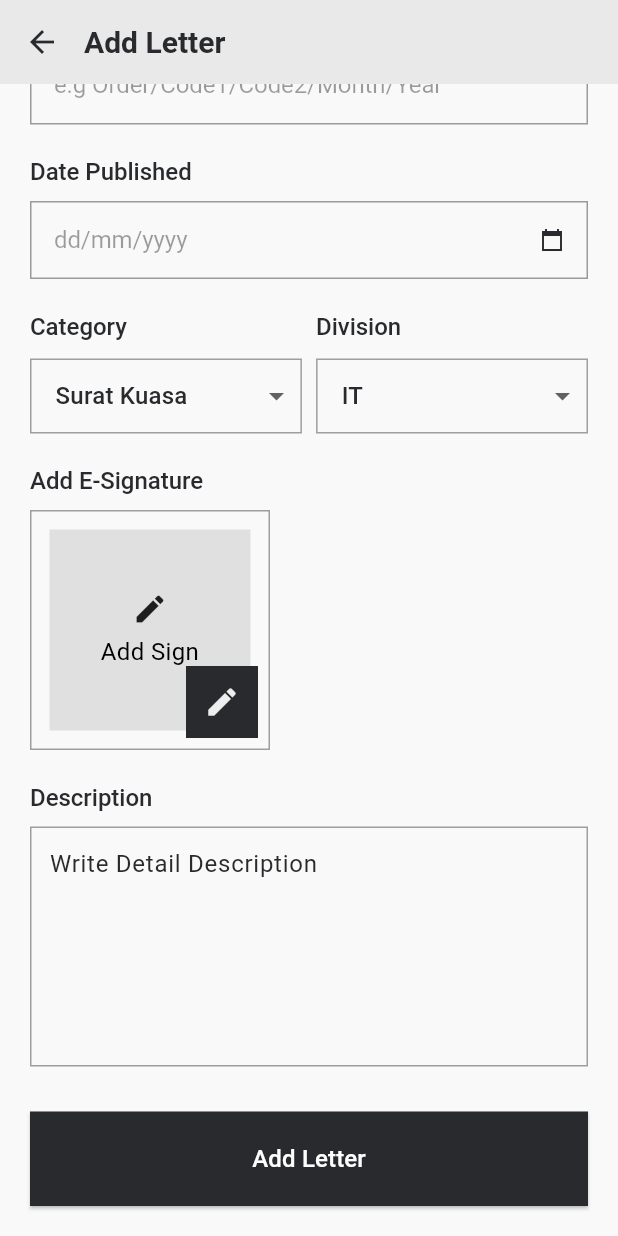
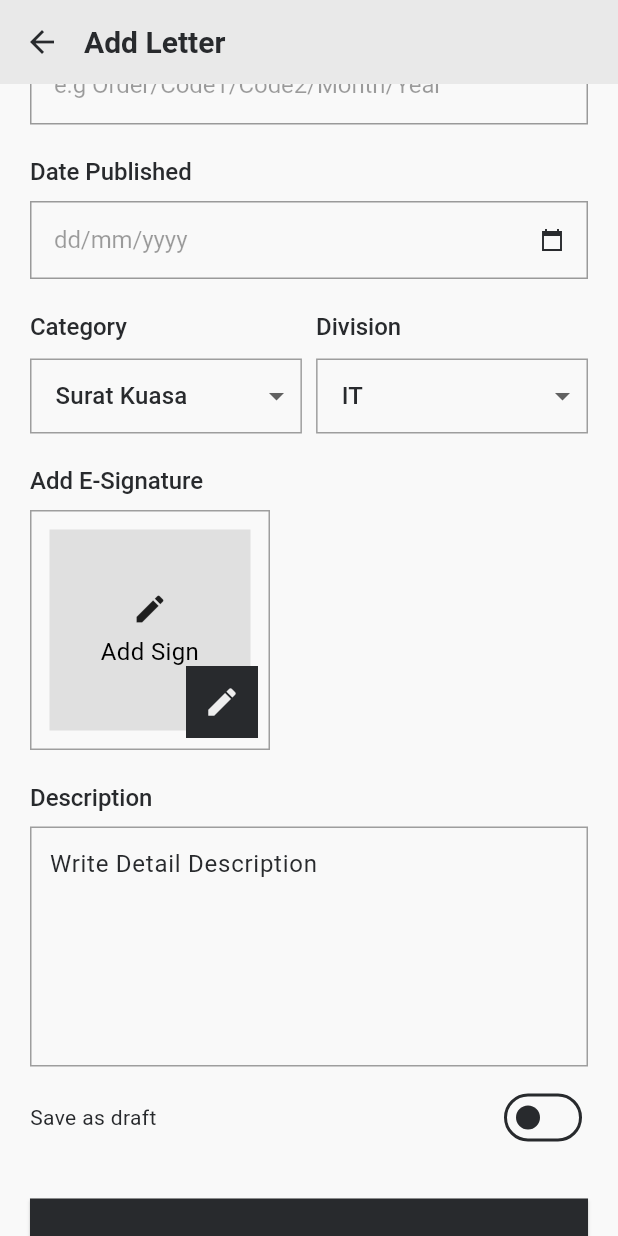
Before and after one commit to raymondtju/letterfly, a Flutter app: the AddLetterPage screen opened by its route, scrolled down 346 dp, on a phone screen of 412 x 824 dp. Run offline on Flutter 3.47's test engine with Material 3 defaults, Android fonts, the phone set to English and light mode, and no system bars; our stand-ins replace camera, flutter_svg, lottie; missing offline and left inert: flutter_signature_pad; Roboto replaces fonts that are missing (SF); statements that could not run were skipped.

Commit message:
add switch at addletter

```diff
--- a/lib/addletter.dart
+++ b/lib/addletter.dart
@@ -88,6 +88,7 @@ class AddLetterPage extends StatefulWidget {
 
 class AddLetterPageState extends State<AddLetterPage> {
   final List<String> imagePaths;
+  bool isDraft = false;
   String selectedCategory = 'Surat Kuasa';
   String selectedDivision = 'IT';
   List<String> itemsCategory = ['Surat Kuasa', 'Surat Ajaib'];
@@ -543,9 +544,26 @@ class AddLetterPageState extends State<AddLetterPage> {
                   ),
                 ),
               ),
+              SizedBox(
+                height: 10,
+              ),
+              Row(
+                mainAxisAlignment: MainAxisAlignment.spaceBetween,
+                children: [
+                  Text('Save as draft'),
+                  Switch(
+                    value: isDraft,
+                    onChanged: (value) {
+                      setState(() {
+                        isDraft = value;
+                      });
+                    })
+                ],
+              ),
               const SizedBox(
                 height: 30,
               ),
+
               SizedBox(
                 width: double.infinity,
                 child: ElevatedButton(
```
